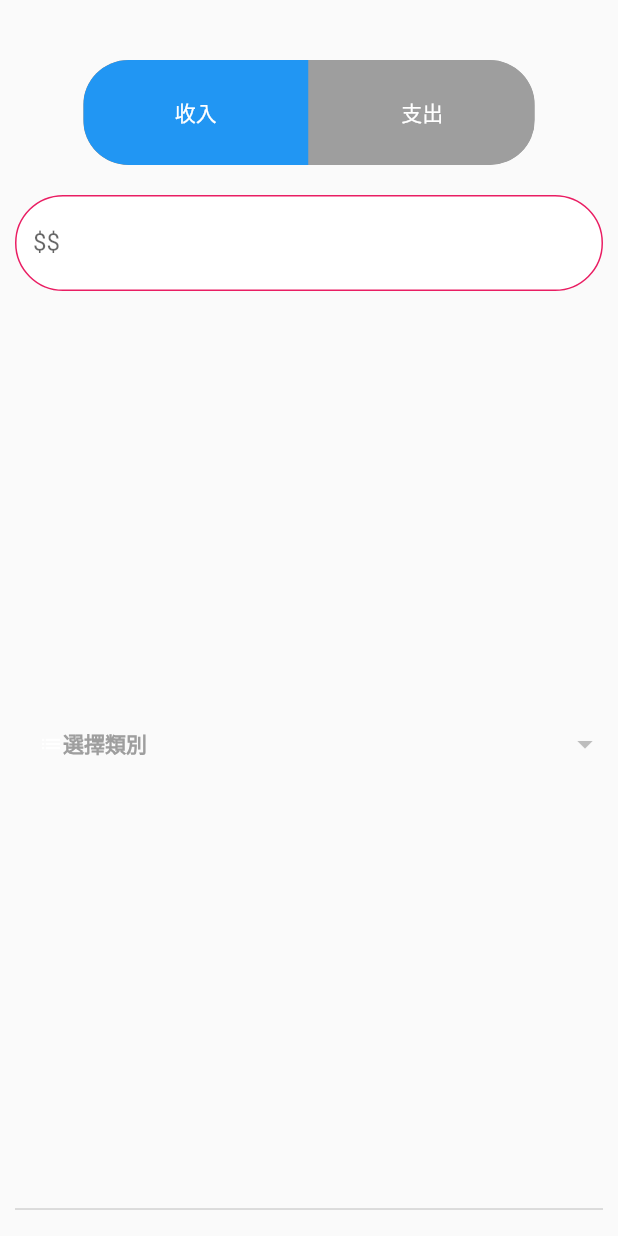
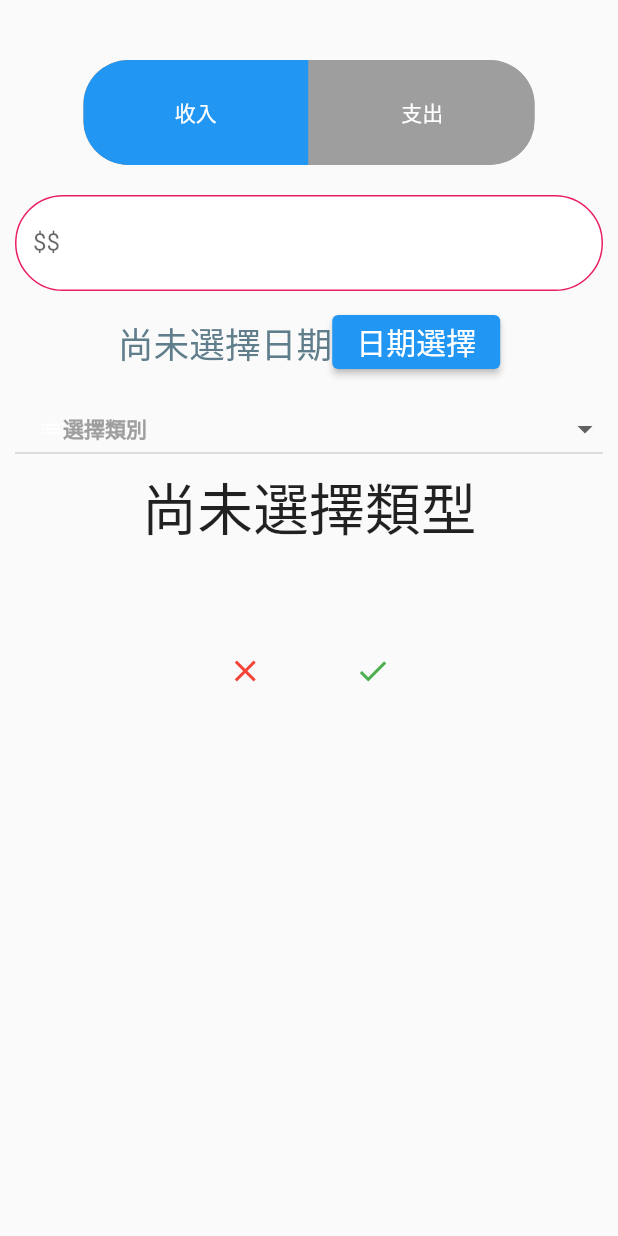
Before and after one commit to fang1204/flutter-account-app, a Flutter app: the AccountInputView screen opened directly, after a tap on "收入", on a phone screen of 412 x 824 dp. Run offline on Flutter 3.47's test engine with Material 2 defaults, Android fonts, the phone set to English and light mode, and no system bars; drawn by our look-alikes of dropdown_button2, toggle_switch; our stand-ins replace responsive_sizer, shared_preferences, syncfusion_flutter_charts; accounts and stored records are empty; network calls fail.

Commit message:
Ting account

```diff
--- a/account_app/lib/widget/accountInput_view.dart
+++ b/account_app/lib/widget/accountInput_view.dart
@@ -1,10 +1,14 @@
 import 'package:dropdown_button2/dropdown_button2.dart';
 import 'package:flutter/cupertino.dart';
 import 'package:flutter/material.dart';
+import 'package:shared_preferences/shared_preferences.dart';
 import 'package:provider/provider.dart';
 import 'package:responsive_sizer/responsive_sizer.dart';
 import '../common/object_decoration.dart';
 import 'package:toggle_switch/toggle_switch.dart';
+
+import '../model/bill_data.dart';
+import '../utils/shared_preference_util.dart';
 /*
 Ting編輯
 記帳頁面
@@ -21,10 +25,19 @@ class AccountInputView extends StatefulWidget{
 class _AccountInputViewState extends State<AccountInputView> {
   //日期
   DateTime selectedDate = DateTime.now();
+  DateTime ?_dateTime;
+  //輸入金錢
+  String money='';
+
   //選擇收入、支出狀態
-  var choice_IncomePay = 0;
+  int choice_IncomePay = 0;
   //下拉式選單結果
-  String? selectedValue;
+  String ?selectedValue;
+
+  //收入支出
+  int ?toggleSwitch_labels;
+
+  bool _selected = false;
 
   //下拉式選單類別
   //收入
@@ -55,9 +68,11 @@ class _AccountInputViewState extends State<AccountInputView> {
   //點選後收入or支出要產生的下拉選單
   List confirm_IncomePay=[];
 
+
   @override
   Widget build(BuildContext context) {
     return Scaffold(
+      resizeToAvoidBottomInset: false,
       body: Container(
         padding: EdgeInsets.fromLTRB(10, 10, 10, 10),
         child: Column(
@@ -65,10 +80,11 @@ class _AccountInputViewState extends State<AccountInputView> {
             Container(
               padding: EdgeInsets.fromLTRB(10, 30, 10, 20),
               //選擇收入和支出
-              child: ToggleSwitch(
+              child:
+              ToggleSwitch(
                 minWidth: 150.0,
                 minHeight: 70.0,
-                initialLabelIndex: 0,
+                initialLabelIndex: choice_IncomePay,
                 totalSwitches: 2,
                 cornerRadius: 30.0,
                 activeFgColor: Colors.white,
@@ -76,30 +92,67 @@ class _AccountInputViewState extends State<AccountInputView> {
                 inactiveFgColor: Colors.white,
                 activeBgColors: const[[Colors.blue],[Colors.pink]],
                 labels: const["收入","支出"],
+
                 onToggle: (index) {
+                  print('switched to: $index');
                   choice_IncomePay = index!;
+                  setState(() {
+                    print(selectedValue);
                     //切換類別列表
-                  if (index=='0') {
+                    toggleSwitch_labels = index;
+                    if (index==0) {
                       confirm_IncomePay = incomeDropItems;
+
                     } else {
                       confirm_IncomePay = payDropItems;
                     }
-                  print('switched to: $index');
+                  });
                 },
               ),
             ),
 
             //輸入金額
-            Expanded(
-              flex:1,
-                child:TextField(
+            TextField(
                   decoration: TextFieldDecoration().textInputDecoration('\$\$','請輸入金額'),
+                  onChanged: (value) {
+                    money = value;
+                },
               ),
+
+            //選擇日期
+            Container(
+              alignment: Alignment.center,
+              padding: EdgeInsets.all(10),
+              child:Row(
+                 mainAxisAlignment: MainAxisAlignment.center,
+                 children: [
+                  Text(_dateTime == null ? '尚未選擇日期' : _dateTime.toString().substring(0,11),
+                      style: TextStyle(fontSize: 20.sp,color: Colors.blueGrey)),
+                  ElevatedButton(
+                    child: const Text(
+                      '日期選擇',
+                      style: TextStyle(fontSize: 20.0, color: Colors.white),
                     ),
+                    onPressed: (){
+                      showDatePicker(
+                          context: context,
+                          initialDate: _dateTime ?? DateTime.now(),
+                          firstDate: DateTime(2001),
+                          lastDate: DateTime(2025)
+                      ).then((date) {
+                        setState(() {
+                          _dateTime = date;
+                        });
+                      });
+                    },
+                  ),
+                ],
+              )
+
+            ),
+
             //下拉選單
-            Expanded(
-              flex: 1,
-                child: DropdownButton2(
+            DropdownButton2(
                 isExpanded: true,
                 hint: Row(
                   children: const [
@@ -135,13 +188,37 @@ class _AccountInputViewState extends State<AccountInputView> {
                       overflow: TextOverflow.ellipsis,
                     ),
                   )).toList(),
-                  value: selectedValue,
+
                   onChanged: (value) {
                   setState(() {
                     selectedValue = value as String;
                     print(selectedValue);
                   });
                 },
+              ),
+            Text(selectedValue == null ? '尚未選擇類型' : selectedValue.toString(),style: TextStyle(fontSize: 25.sp),),
+            //儲存、取消按鈕
+            Container(
+              height: 20.h,
+              width: 60.w,
+              padding: EdgeInsets.fromLTRB(20, 10, 20, 10),
+              child: Row(
+                mainAxisAlignment: MainAxisAlignment.spaceEvenly,
+                children: [
+                  IconButton(
+                      onPressed: (){
+                        Navigator.pop(context);
+                      },
+                      icon: const Icon(Icons.close,color: Colors.red,)
+                  ),
+                  IconButton(
+                      onPressed: (){
+                        _save();
+                        Navigator.pop(context);
+                      },
+                      icon: const Icon(Icons.done,color: Colors.green,)
+                  ),
+                ],
               ),
             ),
           ],
@@ -150,11 +227,23 @@ class _AccountInputViewState extends State<AccountInputView> {
     );
 
   }
+
+
+
+
+  //SharedPreferences存資料
+  _save() async {
+
     /*
-  //下拉選單偵測是否選擇
-  void _dropDownItemSelected(String valueSelectedByUser) {
-    setState(() {
-      this._select_type = valueSelectedByUser;
-      _selected = true;
-    });*/
+    List a = [_dateTime,selectedValue,money,toggleSwitch_labels];
+    print(a);
+    */
+    SharedPreferenceUtil prefs = SharedPreferenceUtil();
+
+    prefs.saveBillData(_dateTime.toString());
+    prefs.saveBillData(selectedValue.toString());
+    prefs.saveBillData(money.toString());
+    prefs.saveBillData(toggleSwitch_labels.toString());
+
   }
+}
--- a/account_app/pubspec.yaml
+++ b/account_app/pubspec.yaml
@@ -41,7 +41,7 @@ dependencies:
   toggle_switch: ^1.4.0
   dropdown_button2: ^1.1.1
   syncfusion_flutter_charts: ^19.4.48
-
+  shared_preferences: ^2.0.13
 
 dev_dependencies:
   flutter_test:
```
Lines whose indentation alone changed are shown as unchanged.
